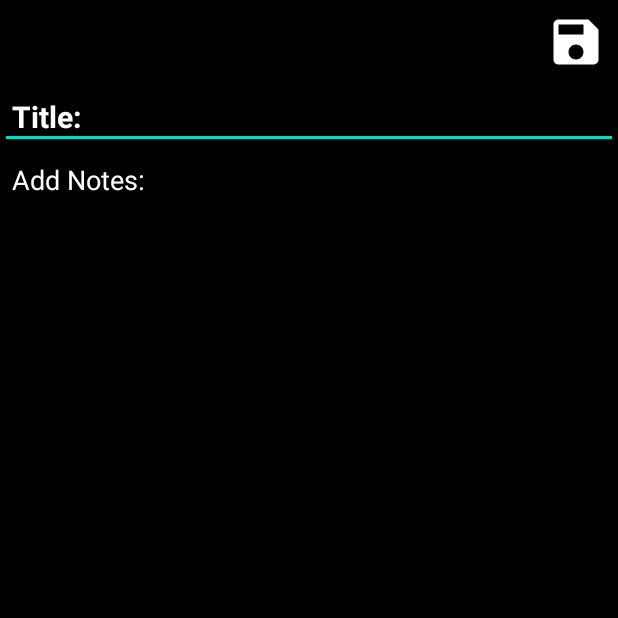
After one commit to mdminhaziftekhar/To-Do-List-, an Android app: the NotesTakerActivity screen opened directly, with no data from a screen before it, on a phone screen of 412 x 824 dp, the top half of it. The commit adds this screen. Run offline under Robolectric (Android 15) with nearby library versions, the phone set to English and light mode, and no system bars.

Commit message:
feat: Added a new Activity for taking the tasks as input

```diff
--- a/app/src/main/AndroidManifest.xml
+++ b/app/src/main/AndroidManifest.xml
@@ -14,6 +14,10 @@
         android:theme="@style/Theme.ToDoListApp"
         tools:targetApi="31">
         <activity
+            android:name=".NotesTakerActivity"
+            android:theme="@style/Theme.ToDoListApp.NoActionBar"
+            android:exported="false" />
+        <activity
             android:name=".MainActivity"
             android:exported="true">
             <intent-filter>
--- a/app/src/main/java/com/example/todolistapp/MainActivity.java
+++ b/app/src/main/java/com/example/todolistapp/MainActivity.java
@@ -6,7 +6,9 @@ import androidx.recyclerview.widget.LinearLayoutManager;
 import androidx.recyclerview.widget.RecyclerView;
 import androidx.recyclerview.widget.StaggeredGridLayoutManager;
 
+import android.content.Intent;
 import android.os.Bundle;
+import android.view.View;
 
 import com.example.todolistapp.Adapters.NotesListAdapter;
 import com.example.todolistapp.Database.RoomDB;
@@ -37,6 +39,14 @@ public class MainActivity extends AppCompatActivity {
 
         updateRecycler(notes);
 
+        fab_add.setOnClickListener(new View.OnClickListener() {
+            @Override
+            public void onClick(View view) {
+                Intent intent = new Intent(MainActivity.this, NotesTakerActivity.class);
+                startActivityForResult(intent, 101); //101 because we are adding data, for editing we'll pass 102
+            }
+        });
+
     }
 
     private void updateRecycler(List<Notes> notes) {
--- /dev/null
+++ b/app/src/main/java/com/example/todolistapp/NotesTakerActivity.java
@@ -0,0 +1,14 @@
+package com.example.todolistapp;
+
+import androidx.appcompat.app.AppCompatActivity;
+
+import android.os.Bundle;
+
+public class NotesTakerActivity extends AppCompatActivity {
+
+    @Override
+    protected void onCreate(Bundle savedInstanceState) {
+        super.onCreate(savedInstanceState);
+        setContentView(R.layout.activity_notes_taker);
+    }
+}
--- /dev/null
+++ b/app/src/main/res/drawable/ic_save.xml
@@ -0,0 +1,5 @@
+<vector android:height="24dp" android:tint="#FFFFFF"
+    android:viewportHeight="24" android:viewportWidth="24"
+    android:width="24dp" xmlns:android="http://schemas.android.com/apk/res/android">
+    <path android:fillColor="@android:color/white" android:pathData="M17,3L5,3c-1.11,0 -2,0.9 -2,2v14c0,1.1 0.89,2 2,2h14c1.1,0 2,-0.9 2,-2L21,7l-4,-4zM12,19c-1.66,0 -3,-1.34 -3,-3s1.34,-3 3,-3 3,1.34 3,3 -1.34,3 -3,3zM15,9L5,9L5,5h10v4z"/>
+</vector>
--- /dev/null
+++ b/app/src/main/res/layout/activity_notes_taker.xml
@@ -0,0 +1,56 @@
+<?xml version="1.0" encoding="utf-8"?>
+<LinearLayout xmlns:android="http://schemas.android.com/apk/res/android"
+    xmlns:app="http://schemas.android.com/apk/res-auto"
+    android:orientation="vertical"
+    android:background="@color/black"
+    xmlns:tools="http://schemas.android.com/tools"
+    android:layout_width="match_parent"
+    android:layout_height="match_parent"
+    tools:context=".NotesTakerActivity">
+
+    <androidx.appcompat.widget.Toolbar
+        android:id="@+id/toolbar_notes"
+        android:layout_width="match_parent"
+        android:layout_height="?attr/actionBarSize">
+
+        <RelativeLayout
+            android:layout_width="match_parent"
+            android:layout_height="wrap_content">
+
+            <ImageView
+                android:id="@+id/imageView_save"
+                android:layout_alignParentEnd="true"
+                android:src="@drawable/ic_save"
+                android:padding="8dp"
+                android:background="@android:color/transparent"
+                android:layout_width="?attr/actionBarSize"
+                android:layout_height="?attr/actionBarSize"/>
+
+        </RelativeLayout>
+
+    </androidx.appcompat.widget.Toolbar>
+
+    <EditText
+        android:id="@+id/editText_title"
+        android:hint="Title: "
+        android:textColorHint="@color/white"
+        android:padding="8dp"
+        android:textStyle="bold"
+        android:textSize="20sp"
+        android:textColor="@color/white"
+        android:singleLine="true"
+        android:layout_width="match_parent"
+        android:layout_height="wrap_content"/>
+
+    <EditText
+        android:id="@+id/editText_notes"
+        android:hint="Add Notes: "
+        android:textColorHint="@color/white"
+        android:padding="8dp"
+        android:textColor="@color/white"
+        android:textSize="18sp"
+        android:textStyle="normal"
+        android:layout_width="match_parent"
+        android:layout_height="wrap_content"/>
+
+</LinearLayout>
--- a/app/src/main/res/values-night/themes.xml
+++ b/app/src/main/res/values-night/themes.xml
@@ -13,4 +13,17 @@
         <item name="android:statusBarColor" tools:targetApi="l">?attr/colorPrimaryVariant</item>
         <!-- Customize your theme here. -->
     </style>
+    <style name="Theme.ToDoListApp.NoActionBar" parent="Theme.MaterialComponents.DayNight.NoActionBar">
+        <!-- Primary brand color. -->
+        <item name="colorPrimary">@color/purple_200</item>
+        <item name="colorPrimaryVariant">@color/purple_700</item>
+        <item name="colorOnPrimary">@color/black</item>
+        <!-- Secondary brand color. -->
+        <item name="colorSecondary">@color/teal_200</item>
+        <item name="colorSecondaryVariant">@color/teal_200</item>
+        <item name="colorOnSecondary">@color/black</item>
+        <!-- Status bar color. -->
+        <item name="android:statusBarColor" tools:targetApi="l">?attr/colorPrimaryVariant</item>
+        <!-- Customize your theme here. -->
+    </style>
 </resources>
--- a/app/src/main/res/values/themes.xml
+++ b/app/src/main/res/values/themes.xml
@@ -13,4 +13,18 @@
         <item name="android:statusBarColor" tools:targetApi="l">?attr/colorPrimaryVariant</item>
         <!-- Customize your theme here. -->
     </style>
+    <!-- Base application theme. -->
+    <style name="Theme.ToDoListApp.NoActionBar" parent="Theme.MaterialComponents.DayNight.NoActionBar">
+        <!-- Primary brand color. -->
+        <item name="colorPrimary">@color/purple_500</item>
+        <item name="colorPrimaryVariant">@color/purple_700</item>
+        <item name="colorOnPrimary">@color/white</item>
+        <!-- Secondary brand color. -->
+        <item name="colorSecondary">@color/teal_200</item>
+        <item name="colorSecondaryVariant">@color/teal_700</item>
+        <item name="colorOnSecondary">@color/black</item>
+        <!-- Status bar color. -->
+        <item name="android:statusBarColor" tools:targetApi="l">?attr/colorPrimaryVariant</item>
+        <!-- Customize your theme here. -->
+    </style>
 </resources>
```
